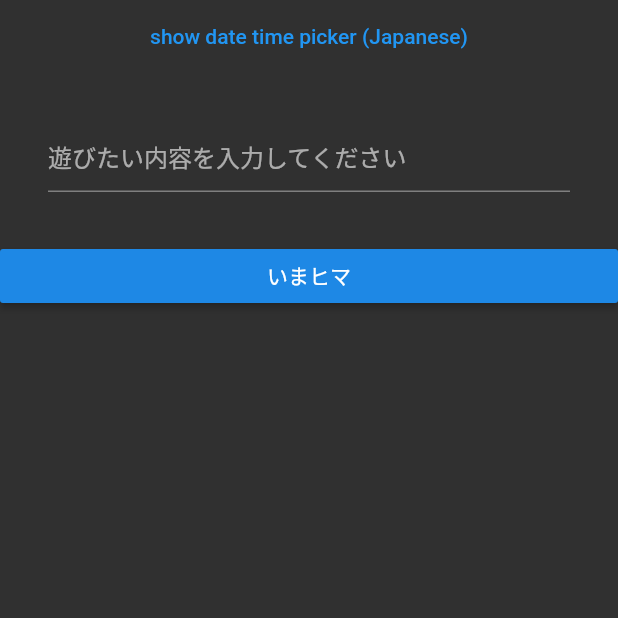
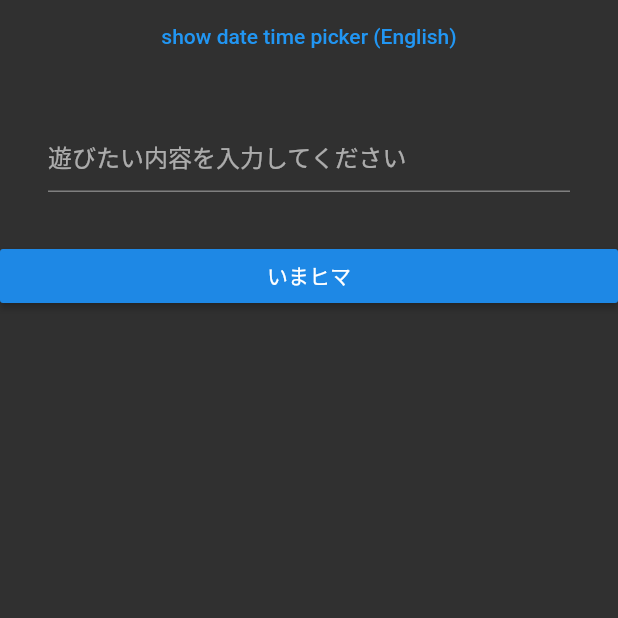
Before and after one commit to okomeee/imahima, a Flutter app: the SecondScreen screen opened directly, on a phone screen of 412 x 824 dp, the top half of it. Run offline on Flutter 3.47's test engine with Material 2 defaults, Android fonts, the phone set to English and light mode, and no system bars; our stand-ins replace flutter_datetime_picker.

Commit message:
Change jp -> en

```diff
--- a/lib/pages/page2.dart
+++ b/lib/pages/page2.dart
@@ -22,10 +22,10 @@ class _SecondScreenState extends State<SecondScreen> {
                   print('change $date');
                 }, onConfirm: (date) {
                   print('change $date');
-                }, currentTime: DateTime.now(), locale: LocaleType.jp);
+                }, currentTime: DateTime.now(), locale: LocaleType.en);
               },
               child: Text(
-                'show date time picker (Japanese)',
+                'show date time picker (English)',
                 style: TextStyle(color: Colors.blue),
               )),
           textBox,
```
